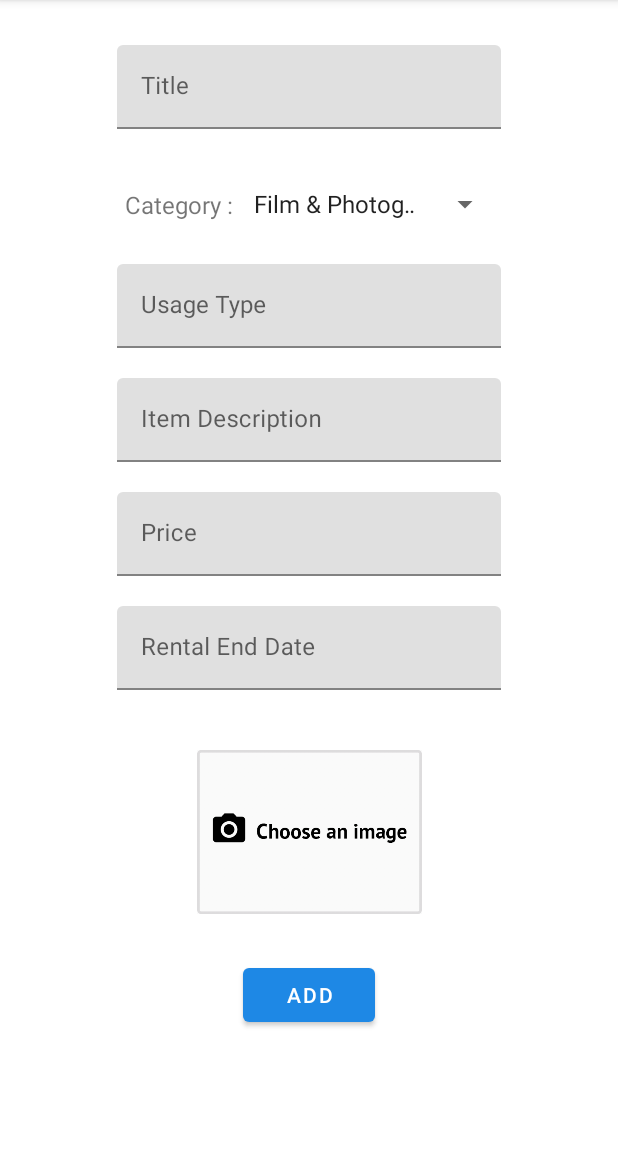
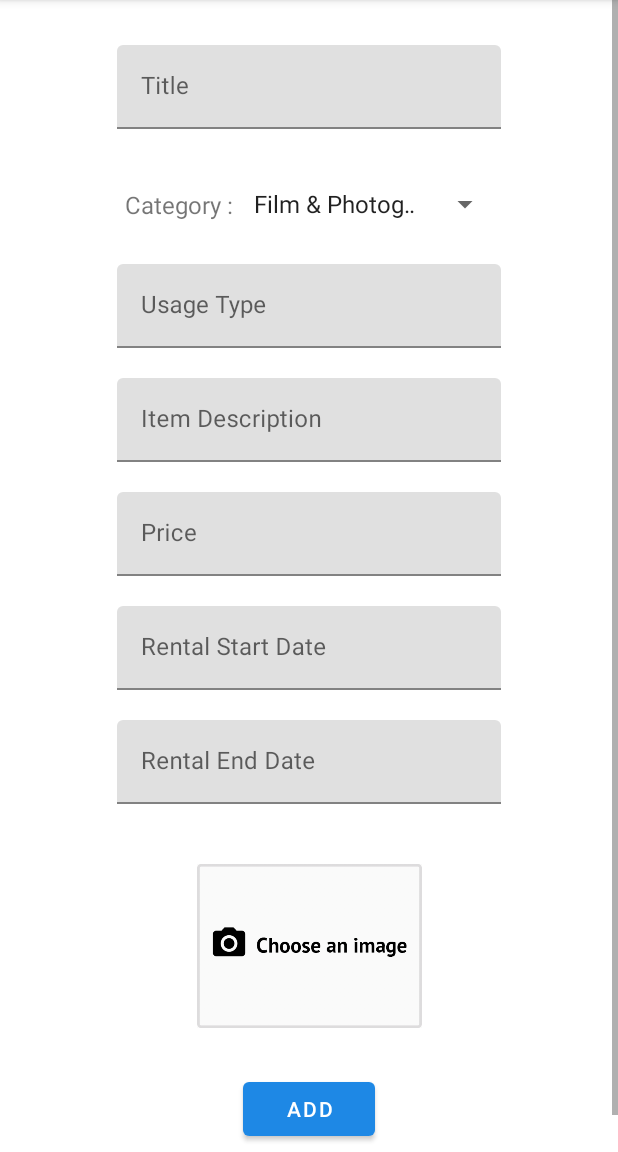
Before and after one commit to ValeriuLanga/Collective_Project_934, an Android app: the AddFragment screen opened through its navigation route, on a phone screen of 412 x 824 dp, the part 84-1236 px from its top. Run offline under Robolectric (Android 15) with nearby library versions, the phone set to English and light mode, and no system bars; our stand-ins replace Dagger/Hilt's generated code; 8 statements that could not run were skipped.

Commit message:
Optimized image handling on item list and added Start time as a field

```diff
--- a/ItemRental-Android/app/build.gradle
+++ b/ItemRental-Android/app/build.gradle
@@ -26,7 +26,7 @@ android {
 
 dependencies {
     implementation fileTree(dir: 'libs', include: ['*.jar'])
-    implementation"org.jetbrains.kotlin:kotlin-stdlib-jdk7:$kotlin_version"
+    implementation "org.jetbrains.kotlin:kotlin-stdlib-jdk7:$kotlin_version"
 
     implementation "androidx.appcompat:appcompat:$androidx_version"
     implementation "androidx.legacy:legacy-support-v4:$androidx_version"
@@ -69,6 +69,10 @@ dependencies {
     // Timber Logging
     implementation "com.jakewharton.timber:timber:$timber_version"
 
+    // Glide
+    implementation "com.github.bumptech.glide:glide:$glide_version"
+    annotationProcessor "com.github.bumptech.glide:compiler:$glide_version"
+
     testImplementation 'junit:junit:4.12'
     androidTestImplementation 'androidx.test:runner:1.1.1'
     androidTestImplementation 'androidx.test.espresso:espresso-core:3.1.1'
--- a/ItemRental-Android/app/src/main/java/proiectcolectiv/g934/itemrental/data/remote/ApiConstants.kt
+++ b/ItemRental-Android/app/src/main/java/proiectcolectiv/g934/itemrental/data/remote/ApiConstants.kt
@@ -2,7 +2,7 @@ package proiectcolectiv.g934.itemrental.data.remote
 
 object ApiConstants {
 
-    const val BASE_URL = "http://192.168.100.4:5000/api/v1/"
+    const val BASE_URL = "http://192.168.0.199:5000/api/v1/"
 
     object Users {
         const val USERS = "users/"
--- a/ItemRental-Android/app/src/main/java/proiectcolectiv/g934/itemrental/data/remote/model/RentableItemModel.kt
+++ b/ItemRental-Android/app/src/main/java/proiectcolectiv/g934/itemrental/data/remote/model/RentableItemModel.kt
@@ -35,5 +35,5 @@ data class RentableItemModel(
         val endDate: String = "",
 
         @Transient
-        var image: Bitmap? = null
+        var imagePath: String? = null
 )
--- a/ItemRental-Android/app/src/main/res/layout/fragment_add.xml
+++ b/ItemRental-Android/app/src/main/res/layout/fragment_add.xml
@@ -153,13 +153,32 @@
             </com.google.android.material.textfield.TextInputLayout>
 
             <com.google.android.material.textfield.TextInputLayout
+                android:id="@+id/addStartDateInput"
+                android:layout_width="wrap_content"
+                android:layout_height="wrap_content"
+                android:layout_marginTop="20dp"
+                app:layout_constraintEnd_toEndOf="parent"
+                app:layout_constraintStart_toStartOf="parent"
+                app:layout_constraintTop_toBottomOf="@id/addPriceInput">
+
+                <com.google.android.material.textfield.TextInputEditText
+                    android:id="@+id/addStartDateEditText"
+                    android:layout_width="256dp"
+                    android:layout_height="wrap_content"
+                    android:cursorVisible="false"
+                    android:focusable="false"
+                    android:focusableInTouchMode="false"
+                    android:hint="@string/start_date" />
+            </com.google.android.material.textfield.TextInputLayout>
+
+            <com.google.android.material.textfield.TextInputLayout
                 android:id="@+id/addEndDateInput"
                 android:layout_width="wrap_content"
                 android:layout_height="wrap_content"
                 android:layout_marginTop="20dp"
                 app:layout_constraintEnd_toEndOf="parent"
                 app:layout_constraintStart_toStartOf="parent"
-                app:layout_constraintTop_toBottomOf="@id/addPriceInput">
+                app:layout_constraintTop_toBottomOf="@id/addStartDateInput">
 
                 <com.google.android.material.textfield.TextInputEditText
                     android:id="@+id/addEndDateEditText"
--- a/ItemRental-Android/app/src/main/res/layout/item_rentableitem.xml
+++ b/ItemRental-Android/app/src/main/res/layout/item_rentableitem.xml
@@ -31,9 +31,9 @@
             android:id="@+id/categoryTextView"
             android:layout_width="wrap_content"
             android:layout_height="wrap_content"
-            app:layout_constraintTop_toBottomOf="@id/itemNameTextView"
+            app:layout_constraintEnd_toEndOf="parent"
             app:layout_constraintStart_toStartOf="parent"
-            app:layout_constraintEnd_toEndOf="parent"/>
+            app:layout_constraintTop_toBottomOf="@id/itemNameTextView" />
 
         <ImageView
             android:id="@+id/itemImage"
--- a/ItemRental-Android/app/src/main/res/values/strings.xml
+++ b/ItemRental-Android/app/src/main/res/values/strings.xml
@@ -38,12 +38,14 @@
     <string name="category">Category : </string>
     <string name="usage_type">Usage Type</string>
     <string name="description">Item Description</string>
-    <string name="price">Price</string>
+    <string name="price">Price</string>\
+    <string name="start_date">Rental Start Date</string>
     <string name="end_date">Rental End Date</string>
     <string name="add">Add</string>
     <string name="choose_image_source">Choose an image source</string>
     <string name="camera">Camera</string>
     <string name="gallery">Gallery</string>
     <string name="choose_or_take_photo">You have to choose or take a photo!</string>
-    <string name="incorrect_end_date">End date cannot be before current date!</string>
+    <string name="incorrect_start_date">Start date cannot be before current date or after end date!</string>
+    <string name="incorrect_end_date">End date cannot be before current date or before start date!</string>
 </resources>
--- a/ItemRental-Android/build.gradle
+++ b/ItemRental-Android/build.gradle
@@ -36,6 +36,9 @@ buildscript {
     // Navigation Component
     ext.nav_version = '1.0.0-alpha09'
 
+    // Glide
+    ext.glide_version = '4.8.0'
+
     repositories {
         google()
         jcenter()
```
Also changed, not shown: ItemRental-Android/app/src/main/java/proiectcolectiv/g934/itemrental/data/remote/repo/RemoteRepo.kt (+21 -18 lines), ItemRental-Android/app/src/main/java/proiectcolectiv/g934/itemrental/page/add/AddFragment.kt (+39 -8 lines), ItemRental-Android/app/src/main/java/proiectcolectiv/g934/itemrental/page/add/AddViewModel.kt (+3 -8 lines), ItemRental-Android/app/src/main/java/proiectcolectiv/g934/itemrental/page/list/ListAdapter.kt (+9 -4 lines).
